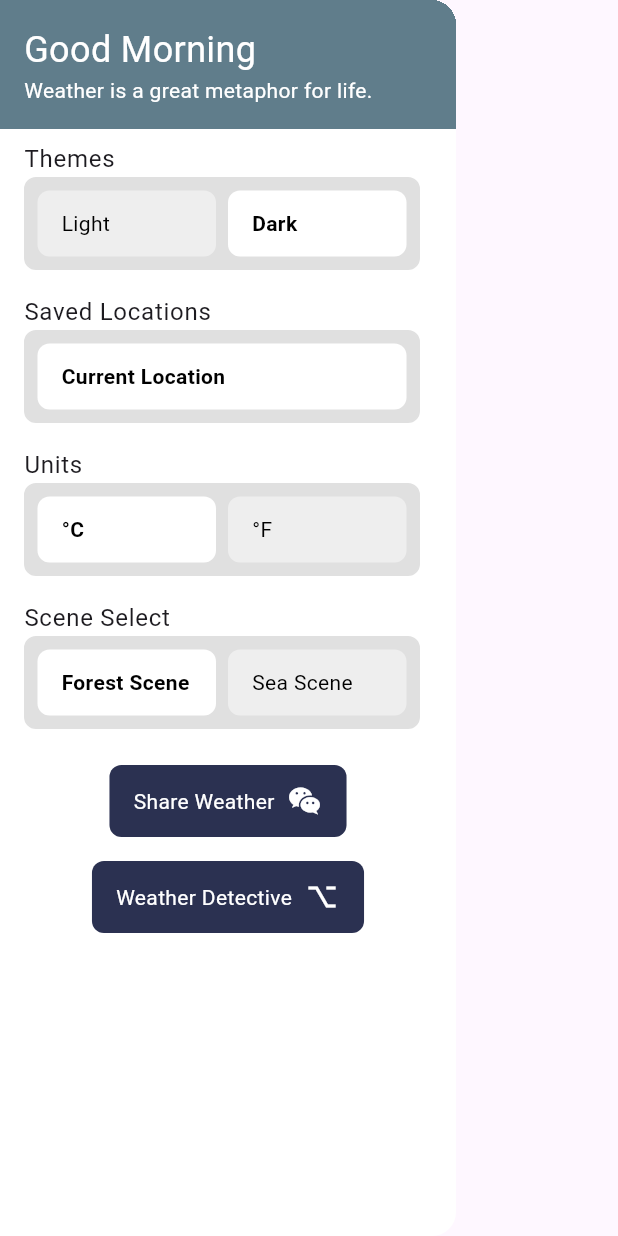
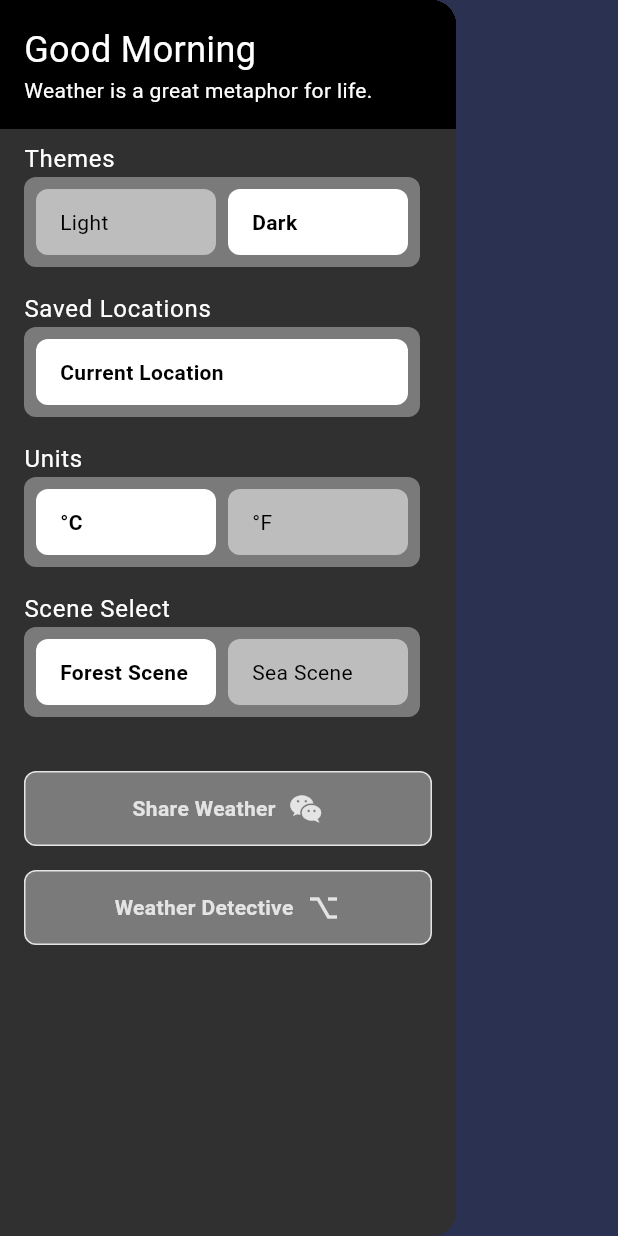
Before and after one commit to Dohan810/dvt-weather-app, a Flutter app: the KDrawer widget shown alone on an empty page, opened directly, after a tap on "Dark", on a phone screen of 412 x 824 dp. Run offline on Flutter 3.47's test engine with Material 3 defaults, Android fonts, the phone set to English and light mode, and no system bars; our stand-ins replace bloc, equatable, flutter_bloc, geolocator, get_it, share_plus and 2 more; accounts and stored records are empty; network calls fail.

Commit message:
added theming to the app still some things outstanding

```diff
--- a/lib/main.dart
+++ b/lib/main.dart
@@ -1,14 +1,21 @@
 import 'package:flutter/material.dart';
+import 'package:provider/provider.dart';
 import 'package:weather_wise/coin_screen.dart';
 import 'package:weather_wise/features/weather_detective.dart';
 import 'package:weather_wise/shared/weather_report_card.dart';
 import 'package:weather_wise/splash_screen.dart';
 import 'package:weather_wise/weather_report.dart';
 import 'core/service_locator.dart';
+import 'theme.dart';
 
 void main() {
   setupLocator();
-  runApp(const MyApp());
+  runApp(
+    ChangeNotifierProvider(
+      create: (_) => ThemeNotifier(),
+      child: const MyApp(),
+    ),
+  );
 }
 
 class MyApp extends StatelessWidget {
@@ -17,11 +24,12 @@ class MyApp extends StatelessWidget {
   // This widget is the root of your application.
   @override
   Widget build(BuildContext context) {
+    final themeNotifier = Provider.of<ThemeNotifier>(context);
     return MaterialApp(
       title: 'Weather Wise',
-      theme: ThemeData(
-        primarySwatch: Colors.blue,
-      ),
+      theme: lightTheme,
+      darkTheme: darkTheme,
+      themeMode: themeNotifier.isDarkMode ? ThemeMode.dark : ThemeMode.light,
       home: SafeArea(child: const WeatherReportScreen()),
       routes: {
         '/detective': (context) => WeatherDetectiveScreen(),
@@ -29,3 +37,12 @@ class MyApp extends StatelessWidget {
     );
   }
 }
+
+class ThemeNotifier extends ChangeNotifier {
+  bool isDarkMode = false;
+
+  void toggleTheme(String label) {
+    isDarkMode = label != "Light";
+    notifyListeners();
+  }
+}
--- a/lib/shared/k_button.dart
+++ b/lib/shared/k_button.dart
@@ -1,39 +1,48 @@
 import 'package:flutter/material.dart';
+import 'package:weather_wise/main.dart';
 import 'package:weather_wise/shared/utils/color_extensions.dart';
+import 'package:provider/provider.dart';
 
 class KButton extends StatelessWidget {
   final String text;
   final VoidCallback onPressed;
   final IconData? rightIcon;
+  MainAxisSize mainAxisSize = MainAxisSize.min;
 
-  const KButton({
+   KButton({
     Key? key,
     required this.text,
     required this.onPressed,
     this.rightIcon,
+    this.mainAxisSize = MainAxisSize.min
   }) : super(key: key);
 
   @override
   Widget build(BuildContext context) {
+
     return InkWell(
       onTap: onPressed,
       child: Container(
         padding: EdgeInsets.symmetric(horizontal: 16, vertical: 12),
         decoration: BoxDecoration(
-          color: ColorExtension.fromHex("#2B3151"),
+          color:Theme.of(context).canvasColor,
           borderRadius: BorderRadius.circular(8),
+          border: Border.all(color: Theme.of(context).colorScheme.primary),
         ),
         child: Row(
-          mainAxisSize: MainAxisSize.min,
+          mainAxisSize: mainAxisSize,
           mainAxisAlignment: MainAxisAlignment.center,
           children: [
             Text(
               text,
-              style: TextStyle(color: Colors.white),
+              style: Theme.of(context).textTheme.bodyMedium!.copyWith(
+                color: Theme.of(context).colorScheme.primary,
+                fontWeight: FontWeight.bold,
+              ),
             ),
             if (rightIcon != null) ...[
               SizedBox(width: 8),
-              Icon(rightIcon, color: Colors.white),
+              Icon(rightIcon, color: Theme.of(context).colorScheme.primary),
             ],
           ],
         ),
--- a/lib/shared/k_drawer.dart
+++ b/lib/shared/k_drawer.dart
@@ -1,7 +1,9 @@
 import 'package:flutter/material.dart';
 import 'package:flutter/rendering.dart';
+import 'package:provider/provider.dart';
 import 'package:video_player/video_player.dart';
 import 'package:weather_wise/core/api/weather_api.dart';
+import 'package:weather_wise/main.dart';
 import 'package:weather_wise/shared/utils/permissions_utils.dart';
 import 'package:weather_wise/shared/utils/message_utils.dart';
 import 'dart:ui' as ui;
@@ -28,7 +30,6 @@ class KDrawer extends StatefulWidget {
 class _KDrawerState extends State<KDrawer> {
   late VideoPlayerController _controller;
   String _selectedUnit = '°C';
-  String _selectedTheme = 'Light';
   final DatabaseHelper _databaseHelper = DatabaseHelper();
   final LocationApi _locationApi = LocationApi();
   List<Map<String, dynamic>> _savedLocations = [];
@@ -97,7 +98,6 @@ class _KDrawerState extends State<KDrawer> {
       final latLon = await _locationApi.getLatLonFromDisplayName(displayName);
       _weatherCubit.fetchWeather(latLon['lat']!, latLon['lon']!);
     }
-
   }
 
   Future<void> _saveScene(String scene) async {
@@ -108,18 +108,8 @@ class _KDrawerState extends State<KDrawer> {
     });
   }
 
-  Future<void> _saveTheme(String theme) async {
-    setState(() {
-      _selectedTheme = theme;
-    });
-    _weatherCubit.changeTheme(theme);
-  }
-
   Future<void> _shareWeather() async {
     try {
-      // Wait for a short duration to ensure the widget is painted
-      await Future.delayed(Duration(milliseconds: 100));
-
       RenderRepaintBoundary boundary =
           _cardKey.currentContext!.findRenderObject() as RenderRepaintBoundary;
       ui.Image image = await boundary.toImage();
@@ -145,8 +135,9 @@ class _KDrawerState extends State<KDrawer> {
 
   @override
   Widget build(BuildContext context) {
+    final themeNotifier = Provider.of<ThemeNotifier>(context);
     return Drawer(
-      backgroundColor: Colors.white,
+      backgroundColor: themeNotifier.isDarkMode ? Colors.grey[850] : Colors.white,
       child: Stack(
         children: [
           // I render this at the back of the drawer that i can reference it when sharing the weather
@@ -157,12 +148,12 @@ class _KDrawerState extends State<KDrawer> {
             children: [
               Expanded(
                 child: Container(
-                  color: Colors.white,
+                  color: themeNotifier.isDarkMode ? Colors.grey[850] : Colors.white,
                   child: ListView(
                     padding: EdgeInsets.zero,
                     children: [
                       Container(
-                        color: Colors.blueGrey,
+                        color: themeNotifier.isDarkMode ? Colors.black : Colors.blueGrey,
                         padding: EdgeInsets.all(16),
                         child: Column(
                           crossAxisAlignment: CrossAxisAlignment.start,
@@ -191,11 +182,9 @@ class _KDrawerState extends State<KDrawer> {
                           Expanded(
                             child: KOption(
                               text: 'Light',
-                              isSelected: _selectedTheme == 'Light',
+                              isSelected: !themeNotifier.isDarkMode,
                               onTap: () {
-                                setState(() {
-                                  _selectedTheme = 'Light';
-                                });
+                                themeNotifier.toggleTheme('Light');
                               },
                             ),
                           ),
@@ -203,11 +192,9 @@ class _KDrawerState extends State<KDrawer> {
                           Expanded(
                             child: KOption(
                               text: 'Dark',
-                              isSelected: _selectedTheme == 'Dark',
+                              isSelected: themeNotifier.isDarkMode,
                               onTap: () {
-                                setState(() {
-                                  _selectedTheme = 'Dark';
-                                });
+                                themeNotifier.toggleTheme('Dark');
                               },
                             ),
                           ),
@@ -226,10 +213,12 @@ class _KDrawerState extends State<KDrawer> {
                             },
                           ),
                           ..._savedLocations.map((location) {
-                            return KOption(
+                            return Column(
+                              children: [
+                                SizedBox(height: 8),
+                                KOption(
                                   text: location['display_name'],
-                              isSelected: _weatherCubit.selectedLocation ==
-                                  location['display_name'],
+                                  isSelected: _weatherCubit.selectedLocation == location['display_name'],
                                   onTap: () {
                                     _setActiveLocation(location['display_name']);
                                   },
@@ -237,6 +226,8 @@ class _KDrawerState extends State<KDrawer> {
                                   onRightIconPress: () {
                                     _deleteLocation(location['id']);
                                   },
+                                ),
+                              ],
                             );
                           }).toList(),
                         ],
@@ -279,8 +270,7 @@ class _KDrawerState extends State<KDrawer> {
                           Expanded(
                             child: KOption(
                               text: 'Forest Scene',
-                              isSelected:
-                                  _weatherCubit.selectedScene == 'Forest Scene',
+                              isSelected: _weatherCubit.selectedScene == 'Forest Scene',
                               onTap: () {
                                 _saveScene('Forest Scene');
                               },
@@ -299,36 +289,34 @@ class _KDrawerState extends State<KDrawer> {
                         ],
                       ),
                       const SizedBox(height: 16),
-                      Column(
+                      Padding(
+                        padding: EdgeInsets.symmetric(horizontal: 16,vertical: 12),
+                        child: Column(
                           crossAxisAlignment: CrossAxisAlignment.start,
                           children: [
-                          Container(
-                            alignment: Alignment.center,
-                            child: KButton(
+                            KButton(
+                              mainAxisSize: MainAxisSize.max,
                               text: 'Share Weather',
                               onPressed: _shareWeather,
                               rightIcon: Icons.wechat,
                             ),
-                          ),
                             const SizedBox(height: 16),
-                          Container(
-                            alignment: Alignment.center,
-                            child: KButton(
+                            KButton(
+                              mainAxisSize: MainAxisSize.max,
                               text: 'Weather Detective',
                               onPressed: () {
                                 Navigator.pushNamed(context, '/detective');
                               },
                               rightIcon: Icons.keyboard_option_key,
                             ),
+                          ],
                         ),
-                        ],
                       ),
                     ],
                   ),
                 ),
               ),
               const SizedBox(height: 16),
-
             ],
           ),
         ],
--- a/lib/shared/k_header.dart
+++ b/lib/shared/k_header.dart
@@ -100,11 +100,11 @@ class _KHeaderState extends State<KHeader> {
             children: [
               Container(
                 decoration: BoxDecoration(
-                  color: Colors.white,
+                  color: Theme.of(context).canvasColor,
                   borderRadius: BorderRadius.circular(30),
                 ),
                 child: IconButton(
-                  icon: Icon(Icons.menu, color: Colors.black),
+                  icon: Icon(Icons.menu, color: Theme.of(context).colorScheme.primary),
                   onPressed: () {
                     widget.scaffoldKey.currentState?.openDrawer();
                   },
@@ -117,12 +117,15 @@ class _KHeaderState extends State<KHeader> {
                     _isSearchOpen ? MediaQuery.of(context).size.width * 0.6 : 0,
                 curve: Curves.easeInOut,
                 decoration: BoxDecoration(
-                  color: Colors.white,
+                  color: Theme.of(context).canvasColor,
                   borderRadius: BorderRadius.circular(30),
                 ),
                 child: _isSearchOpen
                     ? TextField(
                         controller: _searchController,
+                        style: TextStyle(
+                          color: Theme.of(context).colorScheme.primary,
+                        ),
                         decoration: InputDecoration(
                           hintText: 'Type Location',
                           border: InputBorder.none,
@@ -134,12 +137,12 @@ class _KHeaderState extends State<KHeader> {
               ),
               Container(
                 decoration: BoxDecoration(
-                  color: Colors.white,
+                  color: Theme.of(context).canvasColor,
                   borderRadius: BorderRadius.circular(30),
                 ),
                 child: IconButton(
                   icon: Icon(_isSearchOpen ? Icons.close : Icons.search,
-                      color: Colors.black),
+                      color: Theme.of(context).colorScheme.primary),
                   onPressed: () {
                     setState(() {
                       _isSearchOpen = !_isSearchOpen;
@@ -158,7 +161,7 @@ class _KHeaderState extends State<KHeader> {
               child: Container(
                 margin: const EdgeInsets.only(top: 8.0),
                 decoration: BoxDecoration(
-                  color: Colors.white,
+                  color: Theme.of(context).canvasColor,
                   borderRadius: BorderRadius.circular(8),
                   boxShadow: [
                     BoxShadow(
@@ -207,17 +210,17 @@ class _KHeaderState extends State<KHeader> {
                                 onTap: () => _onSuggestionTap(suggestion),
                                 trailing: PopupMenuButton<String>(
                                   onSelected: (value) {
-                                    if (value == 'set_active') {
-                                      _onSuggestionTap(suggestion);
-                                    } else if (value == 'save') {
+                                    // if (value == 'set_active') {
+                                    //   _onSuggestionTap(suggestion);
+                                    // } else if (value == 'save') {
                                       _saveLocation(suggestion['display_name']);
-                                    }
+                                    // }
                                   },
                                   itemBuilder: (context) => [
-                                    PopupMenuItem(
-                                      value: 'set_active',
-                                      child: Text('Set Active Location'),
-                                    ),
+                                    // PopupMenuItem(
+                                    //   value: 'set_active',
+                                    //   child: Text('Set Active Location'),
+                                    // ),
                                     PopupMenuItem(
                                       value: 'save',
                                       child: Text('Save Location'),
--- a/lib/shared/k_option.dart
+++ b/lib/shared/k_option.dart
@@ -1,4 +1,6 @@
 import 'package:flutter/material.dart';
+import 'package:weather_wise/main.dart';
+import 'package:provider/provider.dart';
 
 class KOption extends StatelessWidget {
   final String text;
@@ -18,12 +20,14 @@ class KOption extends StatelessWidget {
 
   @override
   Widget build(BuildContext context) {
+    final themeNotifier = Provider.of<ThemeNotifier>(context);
+
     return InkWell(
       onTap: onTap,
       child: Container(
         padding: const EdgeInsets.symmetric(vertical: 12.0, horizontal: 16.0),
         decoration: BoxDecoration(
-          color: isSelected ? Colors.white : Colors.grey.shade200,
+          color:  isSelected ? Colors.white : themeNotifier.isDarkMode ? Colors.grey.shade400 : Colors.grey.shade200,
           borderRadius: BorderRadius.circular(8),
         ),
         child: Row(
--- a/lib/shared/k_row_options.dart
+++ b/lib/shared/k_row_options.dart
@@ -19,14 +19,14 @@ class KRowOptions extends StatelessWidget {
 
   @override
   Widget build(BuildContext context) {
+
     return ListTile(
       title: Text(title),
       subtitle: Container(
         padding: const EdgeInsets.all(8.0),
         decoration: BoxDecoration(
-          color: ColorExtension.fromHex(hexColor),
+          color: Theme.of(context).canvasColor,
           borderRadius: BorderRadius.circular(8),
-          border: Border.all(color: Colors.grey.shade300),
         ),
         child: layoutType == LayoutType.row
             ? Row(
--- a/lib/shared/sun_path_widget.dart
+++ b/lib/shared/sun_path_widget.dart
@@ -21,7 +21,7 @@ class SunPathWidget extends StatelessWidget {
     final isNight = currentTime.isBefore(sunriseTime) || currentTime.isAfter(sunsetTime);
 
     return Container(
-      color: Colors.blueGrey,
+      color: Colors.blue,
       height: 200,
       child: Stack(
         children: [
--- a/lib/splash_screen.dart
+++ b/lib/splash_screen.dart
@@ -31,6 +31,7 @@ class _SplashScreenState extends State<SplashScreen> {
   @override
   Widget build(BuildContext context) {
     return Scaffold(
+      backgroundColor: Colors.white,
       body: Stack(
         children: [
           if (_controller.value.isInitialized)
--- /dev/null
+++ b/lib/theme.dart
@@ -0,0 +1,99 @@
+import 'package:flutter/material.dart';
+
+// Light theme colors
+const Color lightPrimaryColor = Color(0xFF2B3151);
+const Color lightSecondaryColor = Color(0xFF4A90E2);
+const Color lightBackgroundColor = Color(0xFFF3F6F9);
+const Color lightScaffoldBackgroundColor = Color(0xFFFDFEFB);
+const Color lightCardColor = Color(0xFFFFFFFF);
+const Color lightBackgroundCardColor = Color(0xFFF0F0F0);
+const Color lightButtonColor = Color(0xFF4A90E2);
+
+// Dark theme colors
+const Color darkPrimaryColor = Color.fromARGB(255, 228, 228, 228);
+const Color darkSecondaryColor = Color(0xFF4A90E2);
+const Color darkBackgroundColor = Color(0xFF292F33);
+const Color darkScaffoldBackgroundColor = Color(0xFF2B3151);
+const Color darkCardColor = Color(0xFF3A3A3A);
+const Color darkBackgroundCardColor = Color(0xFF1F1F1F);
+const Color darkButtonColor = Color(0xFF4A90E2);
+
+const Color darkCanvasColor = Color.fromARGB(255, 122, 122, 122);
+const Color lightCanvasColor = Color(0xFFF3F6F9);
+
+final ThemeData lightTheme = ThemeData(
+  brightness: Brightness.light,
+  colorScheme: ColorScheme.light(
+    primary: lightPrimaryColor,
+    secondary: lightSecondaryColor,
+  ),
+  scaffoldBackgroundColor: lightScaffoldBackgroundColor,
+  cardColor: lightCardColor,
+  canvasColor: lightCanvasColor ,
+  buttonTheme: ButtonThemeData(buttonColor: lightButtonColor),
+  textTheme: TextTheme(
+    // Display
+    displayLarge: TextStyle(color: lightPrimaryColor, fontWeight: FontWeight.bold, fontSize: 34),
+    displayMedium: TextStyle(color: lightPrimaryColor, fontWeight: FontWeight.bold, fontSize: 30),
+    displaySmall: TextStyle(color: lightPrimaryColor, fontWeight: FontWeight.bold, fontSize: 26),
+
+    // Headline
+    headlineLarge: TextStyle(color: lightPrimaryColor, fontWeight: FontWeight.bold, fontSize: 22),
+    headlineMedium: TextStyle(color: lightPrimaryColor, fontWeight: FontWeight.bold, fontSize: 20),
+    headlineSmall: TextStyle(color: lightPrimaryColor, fontWeight: FontWeight.bold, fontSize: 18),
+
+    // Title
+    titleLarge: TextStyle(color: lightPrimaryColor, fontWeight: FontWeight.bold, fontSize: 16),
+    titleMedium: TextStyle(color: lightPrimaryColor, fontWeight: FontWeight.bold, fontSize: 14),
+    titleSmall: TextStyle(color: lightPrimaryColor, fontWeight: FontWeight.bold, fontSize: 12),
+
+    // Body
+    bodyLarge: TextStyle(color: lightPrimaryColor, fontWeight: FontWeight.normal, fontSize: 16),
+    bodyMedium: TextStyle(color: lightPrimaryColor, fontWeight: FontWeight.normal, fontSize: 14),
+    bodySmall: TextStyle(color: lightPrimaryColor, fontWeight: FontWeight.normal, fontSize: 12),
+
+    // Label
+    labelLarge: TextStyle(color: lightPrimaryColor, fontWeight: FontWeight.normal, fontSize: 16),
+    labelMedium: TextStyle(color: lightPrimaryColor, fontWeight: FontWeight.normal, fontSize: 14),
+    labelSmall: TextStyle(color: lightPrimaryColor, fontWeight: FontWeight.normal, fontSize: 12),
+  ),
+);
+
+final ThemeData darkTheme = ThemeData(
+  brightness: Brightness.dark,
+  colorScheme: ColorScheme.dark(
+    primary: darkPrimaryColor,
+    secondary: darkSecondaryColor,
+  ),
+  scaffoldBackgroundColor: darkScaffoldBackgroundColor,
+  cardColor: darkCardColor,
+  canvasColor: darkCanvasColor,
+  buttonTheme: ButtonThemeData(buttonColor: darkButtonColor),
+  textTheme: TextTheme(
+    // Display
+    displayLarge: TextStyle(color: darkSecondaryColor, fontWeight: FontWeight.bold, fontSize: 34),
+    displayMedium: TextStyle(color: darkSecondaryColor, fontWeight: FontWeight.bold, fontSize: 30),
+    displaySmall: TextStyle(color: darkSecondaryColor, fontWeight: FontWeight.bold, fontSize: 26),
+
+    // Headline
+    headlineLarge: TextStyle(color: darkSecondaryColor, fontWeight: FontWeight.bold, fontSize: 22),
+    headlineMedium: TextStyle(color: darkSecondaryColor, fontWeight: FontWeight.bold, fontSize: 20),
+    headlineSmall: TextStyle(color: darkSecondaryColor, fontWeight: FontWeight.bold, fontSize: 18),
+
+    // Title
+    titleLarge: TextStyle(color: darkSecondaryColor, fontWeight: FontWeight.bold, fontSize: 16),
+    titleMedium: TextStyle(color: darkSecondaryColor, fontWeight: FontWeight.bold, fontSize: 14),
+    titleSmall: TextStyle(color: darkSecondaryColor, fontWeight: FontWeight.bold, fontSize: 12),
+
+    // Body
+    bodyLarge: TextStyle(color: darkSecondaryColor, fontWeight: FontWeight.normal, fontSize: 16),
+    bodyMedium: TextStyle(color: darkSecondaryColor, fontWeight: FontWeight.normal, fontSize: 14),
+    bodySmall: TextStyle(color: darkSecondaryColor, fontWeight: FontWeight.normal, fontSize: 12),
+
+    // Label
+    labelLarge: TextStyle(color: darkSecondaryColor, fontWeight: FontWeight.normal, fontSize: 16),
+    labelMedium: TextStyle(color: darkSecondaryColor, fontWeight: FontWeight.normal, fontSize: 14),
+    labelSmall: TextStyle(color: darkSecondaryColor, fontWeight: FontWeight.normal, fontSize: 12),
+
+  ),
+);
```
Also changed, not shown: lib/weather_report.dart (+7 -2 lines). Lines whose indentation alone changed are shown as unchanged.
